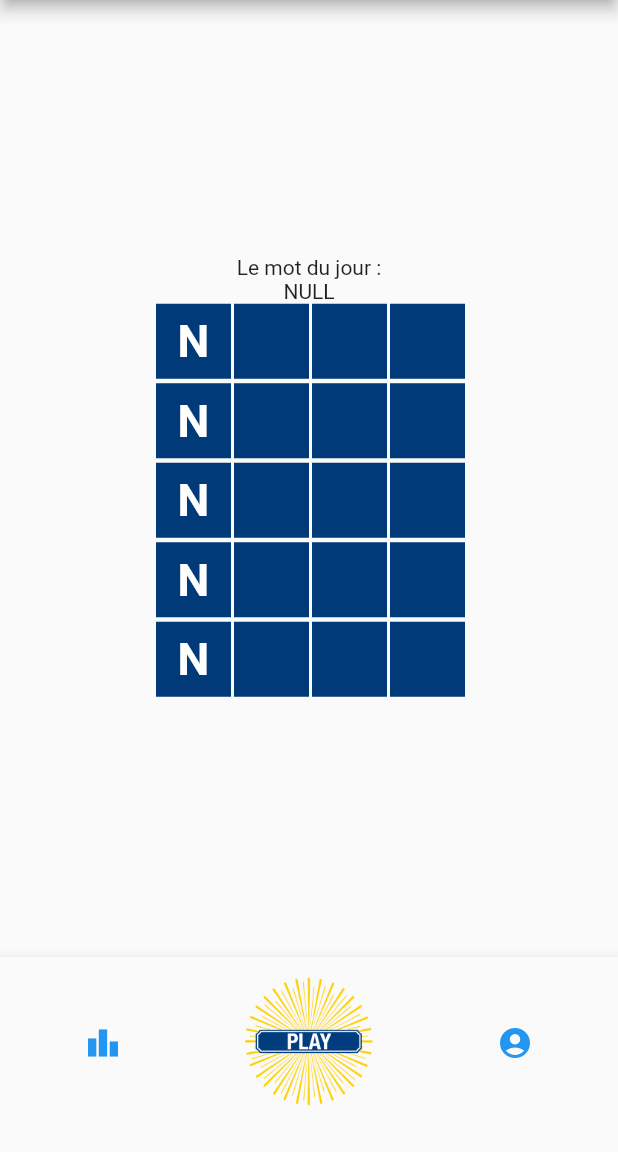
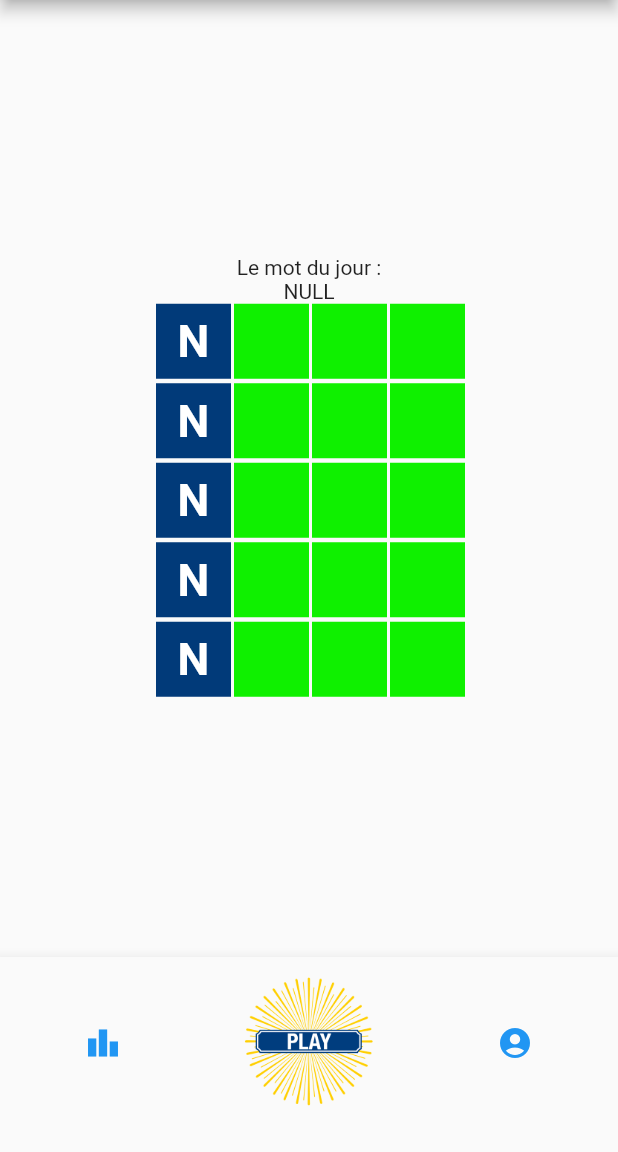
Before and after one commit to FlavianMagrit/Mautus, a Flutter app: the screen it shows after launch, on a phone screen of 412 x 824 dp, the part 84-1236 px from its top. Run offline on Flutter 3.47's test engine with Material 2 defaults, Android fonts, the light colour scheme and no system bars; our stand-ins replace beamer, cloud_firestore, firebase_auth, firebase_core, hexcolor, hive and 1 more; accounts and stored records are empty.

Commit message:
feat: change color

```diff
--- a/lib/ui/widgets/custom_row.dart
+++ b/lib/ui/widgets/custom_row.dart
@@ -4,6 +4,7 @@ import 'package:hexcolor/hexcolor.dart';
 
 class CustomRow extends StatefulWidget {
   final String mystring;
+  String color = '#0FF000';
 
   CustomRow({Key? key, required this.mystring}) : super(key: key);
 
@@ -16,7 +17,6 @@ class _CustomRowState extends State<CustomRow> {
 
   @override
   Widget build(BuildContext context) {
-
     print("response: $response");
 
     if (widget.mystring == response) {
@@ -27,7 +27,7 @@ class _CustomRowState extends State<CustomRow> {
 
     List<Widget> lettersList = [];
 
-    void _incrementString(String letter) {
+    void _incrementString(String letter, int i) {
       setState(() {
         if (response!.isEmpty) {
           if (widget.mystring != 'null') {
@@ -35,18 +35,25 @@ class _CustomRowState extends State<CustomRow> {
           }
         }
         response = response! + letter;
+
         print('reponseSetState: $response');
-      });
+      }
+      );
+      if (response![i] == widget.mystring[i]) {
+        widget.color = '#FF0000';
+      }
     }
 
+    print('reponse: $response');
     for (int i = 1; i < widget.mystring.length; i++) {
+      print('widget.mystring[i]: ${widget.mystring[i]}');
       lettersList.add(
         Container(
             height: 50,
             width: 50,
             margin: const EdgeInsets.only(left: 2.0, bottom: 3.0),
             alignment: Alignment.center,
-            color: HexColor("#013a79"),
+            color: HexColor(widget.color),
             child: TextField(
               inputFormatters: [
                 UpperCaseTextFormatter(),
@@ -60,7 +67,7 @@ class _CustomRowState extends State<CustomRow> {
               ),
               onChanged: (value) {
                 value.length == 1 && FocusScope.of(context).nextFocus();
-                _incrementString(value);
+                _incrementString(value, i);
               },
               decoration: const InputDecoration(
                 border: InputBorder.none,
@@ -96,8 +103,8 @@ class _CustomRowState extends State<CustomRow> {
 
 class UpperCaseTextFormatter extends TextInputFormatter {
   @override
-  TextEditingValue formatEditUpdate(
-      TextEditingValue oldValue, TextEditingValue newValue) {
+  TextEditingValue formatEditUpdate(TextEditingValue oldValue,
+      TextEditingValue newValue) {
     return TextEditingValue(
       text: newValue.text.toUpperCase(),
       selection: newValue.selection,
```
Lines whose indentation alone changed are shown as unchanged.
